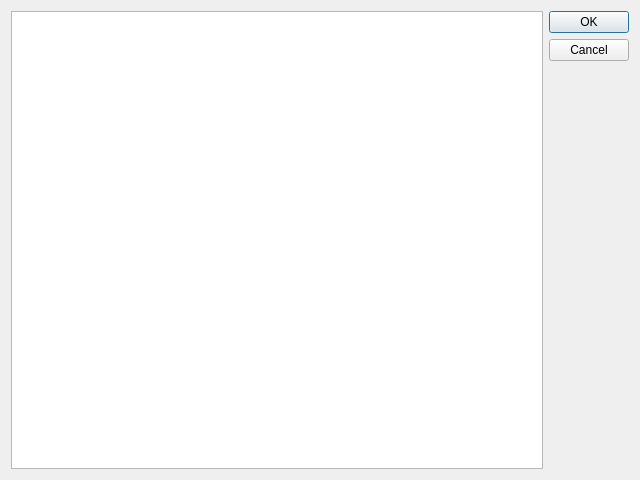
Old version of the form arch_dialog.ui in the repository orppra/ropa.
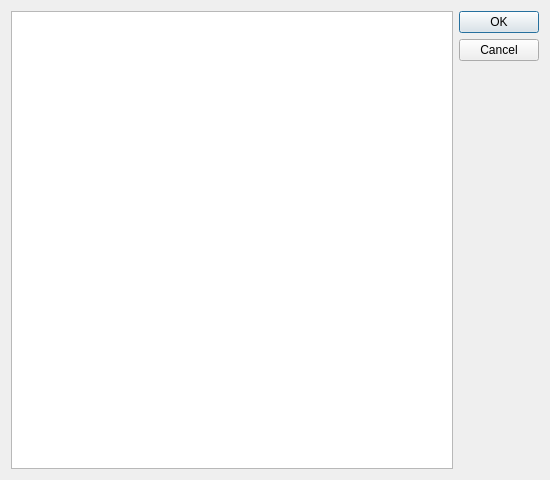
New version of the form.

Commit message: Fix dialog for architecture selection

What changed in the file:
```diff
--- a/arch_dialog.ui
+++ b/arch_dialog.ui
@@ -6,7 +6,7 @@
    <rect>
     <x>0</x>
     <y>0</y>
-    <width>640</width>
+    <width>550</width>
     <height>480</height>
    </rect>
   </property>
@@ -17,7 +17,21 @@
    <item>
     <layout class="QHBoxLayout" name="horizontalLayout">
      <item>
-      <widget class="QTableWidget" name="tableWidget"/>
+      <widget class="QTableWidget" name="arch_table">
+       <property name="showGrid">
+        <bool>false</bool>
+       </property>
+       <property name="columnCount">
+        <number>1</number>
+       </property>
+       <attribute name="horizontalHeaderVisible">
+        <bool>false</bool>
+       </attribute>
+       <attribute name="verticalHeaderVisible">
+        <bool>false</bool>
+       </attribute>
+       <column/>
+      </widget>
      </item>
      <item>
       <widget class="QDialogButtonBox" name="buttonBox">
```
The commit also changes 1 other file.
